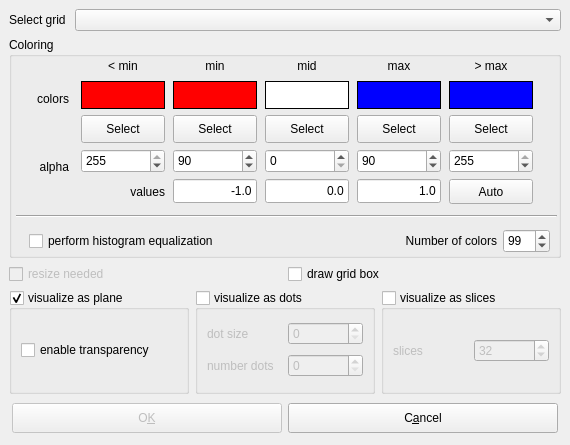
The window that source/VIEW/DIALOGS/gridVisualizationDialog.ui (BALL-Project/ball) describes before a commit, drawn with Qt 5.
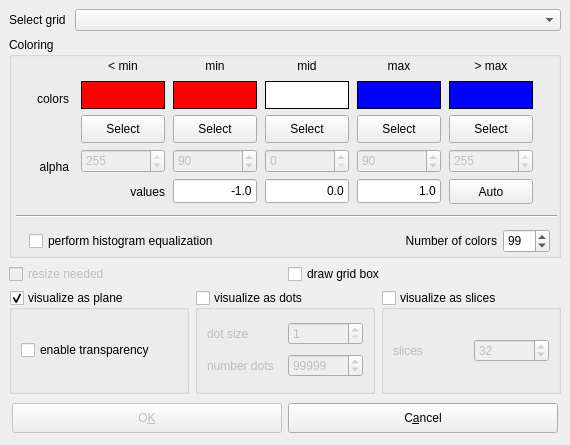
The same window after the commit.

The edit to the form file:
```diff
--- a/source/VIEW/DIALOGS/gridVisualizationDialog.ui
+++ b/source/VIEW/DIALOGS/gridVisualizationDialog.ui
@@ -77,10 +77,30 @@
          <number>6</number>
         </property>
         <item row="1" column="1" >
-         <widget class="QSpinBox" name="number_dots" />
+         <widget class="QSpinBox" name="number_dots" >
+          <property name="maximum" >
+           <number>999999</number>
+          </property>
+          <property name="minimum" >
+           <number>1</number>
+          </property>
+          <property name="value" >
+           <number>99999</number>
+          </property>
+         </widget>
         </item>
         <item row="0" column="1" >
-         <widget class="QSpinBox" name="dot_size" />
+         <widget class="QSpinBox" name="dot_size" >
+          <property name="maximum" >
+           <number>5</number>
+          </property>
+          <property name="minimum" >
+           <number>1</number>
+          </property>
+          <property name="value" >
+           <number>1</number>
+          </property>
+         </widget>
         </item>
         <item row="1" column="0" >
          <widget class="QLabel" name="label_3" >
@@ -664,7 +684,7 @@
        <item row="3" column="0" >
         <widget class="QSpinBox" name="min_min_alpha" >
          <property name="enabled" >
-          <bool>true</bool>
+          <bool>false</bool>
          </property>
          <property name="minimumSize" >
           <size>
@@ -736,7 +756,7 @@
        <item row="3" column="4" >
         <widget class="QSpinBox" name="max_max_alpha" >
          <property name="enabled" >
-          <bool>true</bool>
+          <bool>false</bool>
          </property>
          <property name="minimumSize" >
           <size>
@@ -1118,7 +1138,7 @@
        <item row="3" column="2" >
         <widget class="QSpinBox" name="mid_alpha" >
          <property name="enabled" >
-          <bool>true</bool>
+          <bool>false</bool>
          </property>
          <property name="minimumSize" >
           <size>
@@ -1143,7 +1163,7 @@
        <item row="3" column="1" >
         <widget class="QSpinBox" name="min_alpha" >
          <property name="enabled" >
-          <bool>true</bool>
+          <bool>false</bool>
          </property>
          <property name="minimumSize" >
           <size>
@@ -1458,7 +1478,7 @@
        <item row="3" column="3" >
         <widget class="QSpinBox" name="max_alpha" >
          <property name="enabled" >
-          <bool>true</bool>
+          <bool>false</bool>
          </property>
          <property name="minimumSize" >
           <size>
```
Left out of the diff: 2 changed lines with no effect on the pictures.
